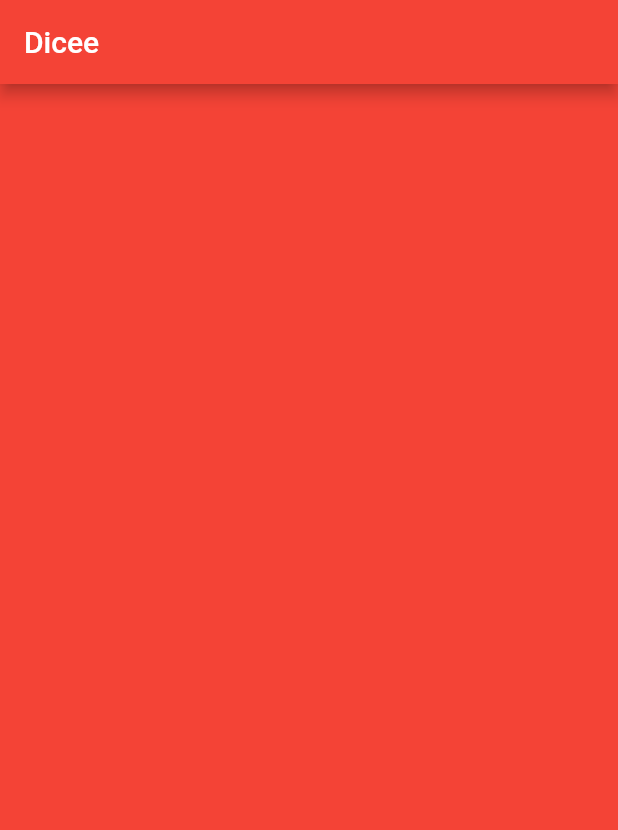
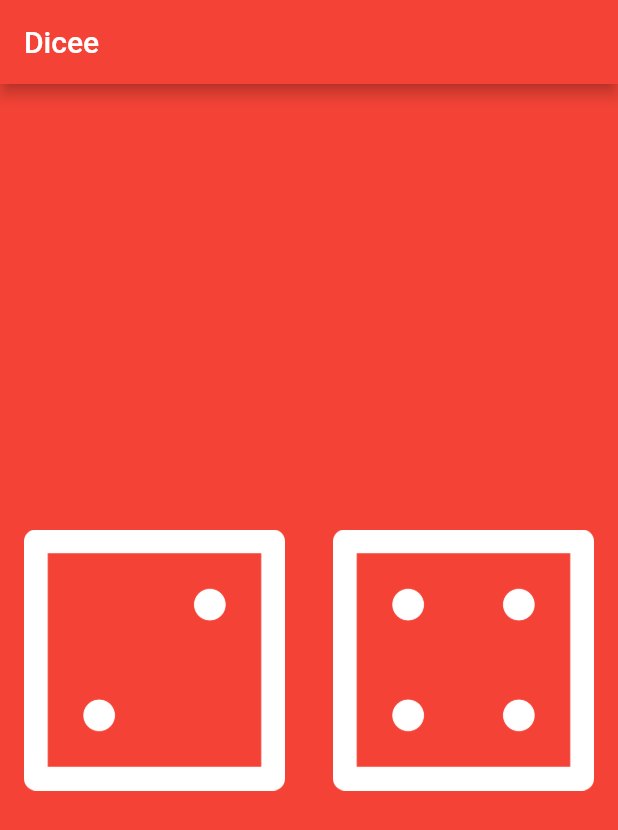
Before and after one commit to aryzae/flutter-udemy, a Flutter app: the screen it shows after launch, on a phone screen of 412 x 824 dp. Shown: the top 830 px of the screen. Run offline on Flutter 3.47's test engine with Material 2 defaults, Android fonts, the phone set to English and light mode, and no system bars.

Commit message:
Impl dicee project

```diff
--- a/dicee-flutter-master/lib/main.dart
+++ b/dicee-flutter-master/lib/main.dart
@@ -1,4 +1,5 @@
 import 'package:flutter/material.dart';
+import 'dart:math';
 
 void main() {
   return runApp(
@@ -15,9 +16,41 @@
   );
 }
 
-class DicePage extends StatelessWidget {
+class DicePage extends StatefulWidget {
+  @override
+  _DicePageState createState() => _DicePageState();
+}
+
+class _DicePageState extends State<DicePage> {
+  int leftDiceNumber = 2;
+  int rightDiceNumber = 4;
+
+  void _changeDiceFace() {
+    setState(() {
+      leftDiceNumber = Random().nextInt(6) + 1;
+      rightDiceNumber = Random().nextInt(6) + 1;
+    });
+  }
+
   @override
   Widget build(BuildContext context) {
-    return Container();
+    return Center(
+      child: Row(
+        children: <Widget>[
+          Expanded(
+            child: FlatButton(
+              child: Image.asset('images/dice$leftDiceNumber.png'),
+              onPressed: () => _changeDiceFace(),
+            ),
+          ),
+          Expanded(
+            child: FlatButton(
+              child: Image.asset('images/dice$rightDiceNumber.png'),
+              onPressed: () => _changeDiceFace(),
+            ),
+          ),
+        ],
+      ),
+    );
   }
 }
```
Also changed, not shown: 4 other files.
